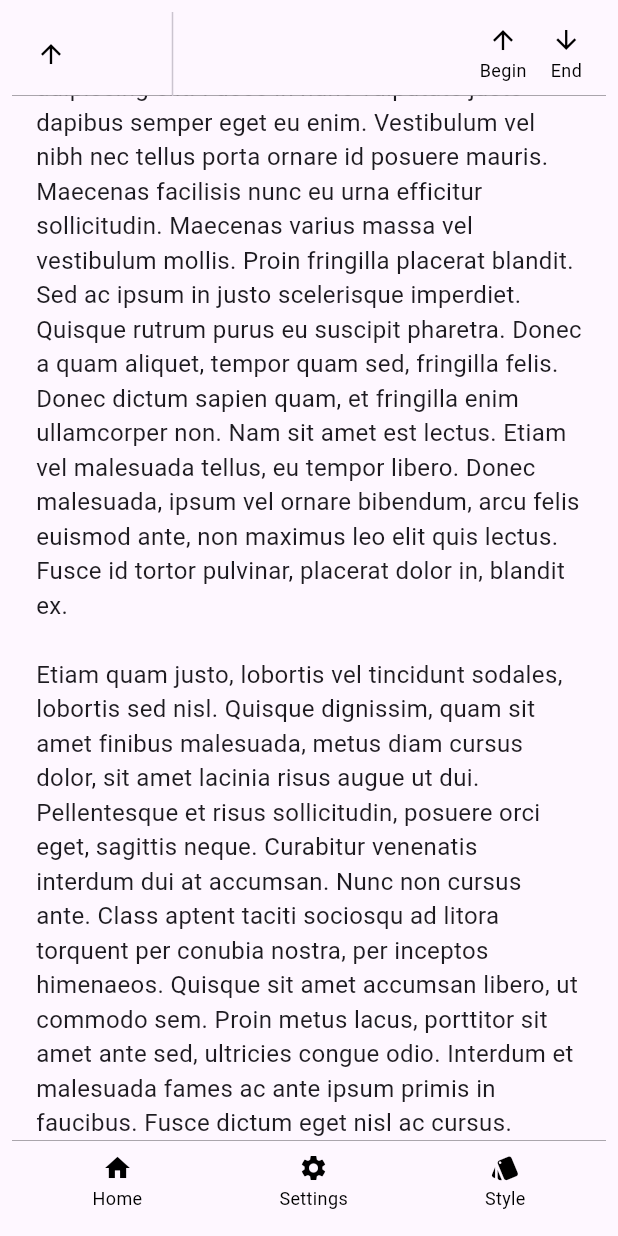
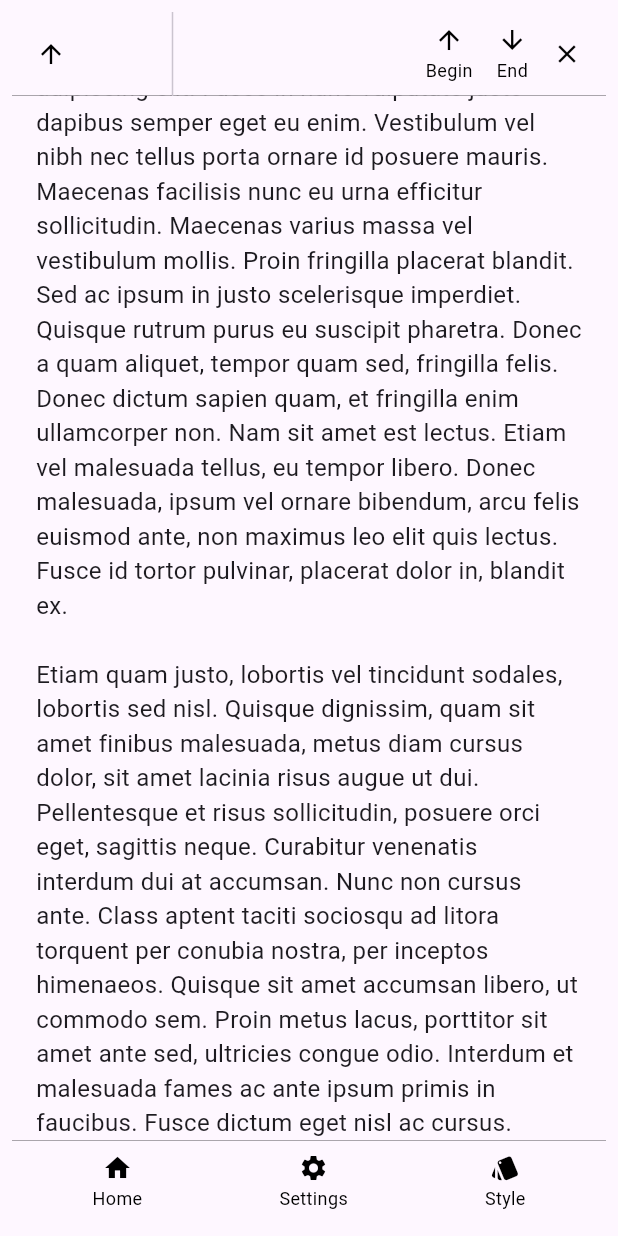
Before and after one commit to cloudonlanapps/overlay_menu, a Flutter app: the first screen one second after launch, on a phone screen of 412 x 824 dp. Run offline on Flutter 3.47's test engine with Material 2 defaults, Android fonts, the phone set to English and light mode, and no system bars; our stand-ins replace flutter_riverpod.

Commit message:
close button to hide

```diff
--- a/example/lib/main.dart
+++ b/example/lib/main.dart
@@ -45,6 +45,7 @@ class ContentWithOverlayMenu extends StatelessWidget {
             MenuItem("Settings", Icons.settings, onTap: () {}),
             MenuItem("Style", Icons.style, onTap: () {})
           ],
+          hideMenuItem: MenuItem("", Icons.close, showLabel: false),
           timeout: const Duration(seconds: 3),
           child: ListView.builder(
             itemCount: 1,
```
